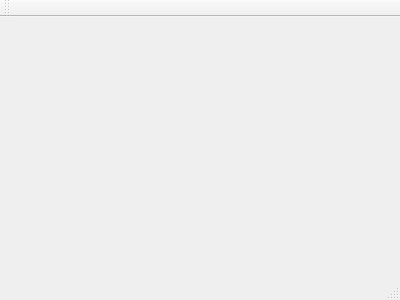
The window that 01_UI_GamePad/SubScore/Sub_Score/subscore.ui (JaneJung/SoccerMega) describes before a commit, drawn with Qt 5.
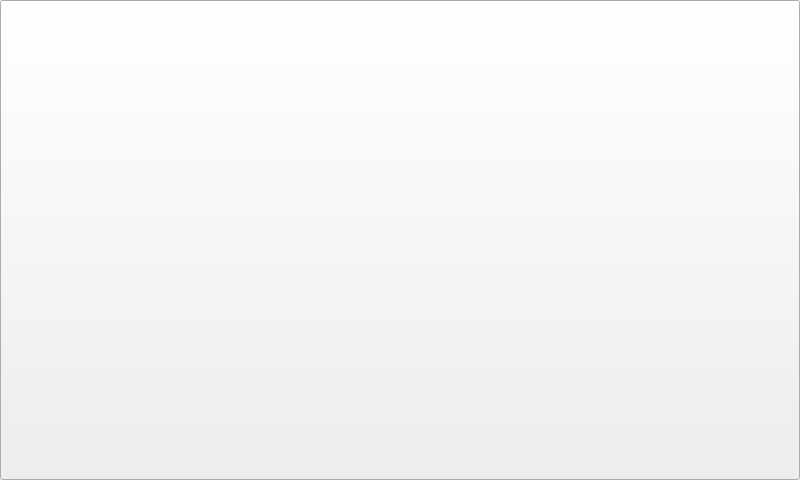
The same window after the commit.

The edit to the form file:
```diff
--- a/01_UI_GamePad/SubScore/Sub_Score/subscore.ui
+++ b/01_UI_GamePad/SubScore/Sub_Score/subscore.ui
@@ -1,24 +1,34 @@
 <ui version="4.0">
  <class>subscore</class>
- <widget class="QMainWindow" name="subscore" >
-  <property name="geometry" >
+ <widget class="QMainWindow" name="subscore">
+  <property name="geometry">
    <rect>
     <x>0</x>
     <y>0</y>
-    <width>400</width>
-    <height>300</height>
+    <width>800</width>
+    <height>480</height>
    </rect>
   </property>
   <property name="windowTitle" >
    <string>subscore</string>
   </property>
-  <widget class="QMenuBar" name="menuBar" />
-  <widget class="QToolBar" name="mainToolBar" />
-  <widget class="QWidget" name="centralWidget" />
-  <widget class="QStatusBar" name="statusBar" />
+  <widget class="QWidget" name="centralWidget">
+   <widget class="QPushButton" name="sendButton">
+    <property name="geometry">
+     <rect>
+      <x>0</x>
+      <y>0</y>
+      <width>800</width>
+      <height>480</height>
+     </rect>
+    </property>
+    <property name="text">
+     <string/>
+    </property>
+   </widget>
+  </widget>
  </widget>
- <layoutDefault spacing="6" margin="11" />
- <pixmapfunction></pixmapfunction>
+ <layoutdefault spacing="6" margin="11"/>
  <resources/>
  <connections/>
 </ui>
```
Left out of the diff: 3 changed lines with no effect on the pictures.
